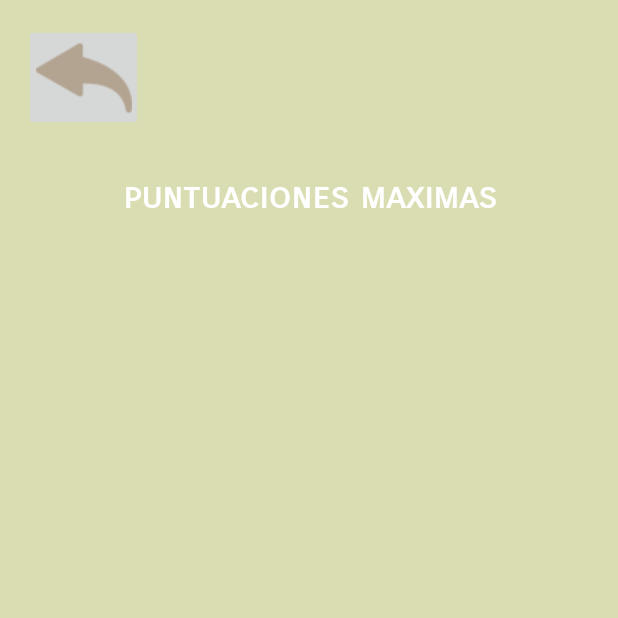
After one commit to kaesly26/juego_memorama, an Android app: the puntajes screen opened directly, with no data from a screen before it, on a phone screen of 412 x 824 dp, the top half of it. The commit adds this screen. Run offline under Robolectric (Android 15) with nearby library versions, the phone set to English and light mode, and no system bars.

Commit message:
agregue la vista de puntuaciones y una ventana emergente que aparece al momento de ganar la partida y que indicaria quien es el ganador y la puntuacion

```diff
--- a/app/src/main/AndroidManifest.xml
+++ b/app/src/main/AndroidManifest.xml
@@ -12,6 +12,10 @@
         android:supportsRtl="true"
         android:theme="@style/Theme.Buscar_parejas_juego"
         tools:targetApi="31">
+        <activity
+            android:name=".puntajes"
+            android:exported="true">
+        </activity>
         <activity
             android:name=".NivelDificil"
             android:exported="true">
--- /dev/null
+++ b/app/src/main/java/com/example/buscar_parejas_juego/puntajes.java
@@ -0,0 +1,32 @@
+package com.example.buscar_parejas_juego;
+
+import static com.example.buscar_parejas_juego.R.id.volverbtn;
+
+import android.annotation.SuppressLint;
+import android.content.Intent;
+import android.os.Bundle;
+import android.view.View;
+import android.widget.Button;
+import android.widget.ImageButton;
+
+import androidx.appcompat.app.AppCompatActivity;
+
+public class puntajes extends AppCompatActivity {
+    ImageButton volver;
+
+    @Override
+    protected void onCreate(Bundle savedInstanceState) {
+        super.onCreate(savedInstanceState);
+        setContentView(R.layout.vistapuntajesmax);
+
+        volver = (ImageButton) findViewById(R.id.volverbtn);
+
+        volver.setOnClickListener(new View.OnClickListener() {
+            @Override
+            public void onClick(View view) {
+                startActivity(new Intent(puntajes.this, MainActivity.class));
+            }
+        });
+
+    }
+}
--- /dev/null
+++ b/app/src/main/res/layout/vistapuntajesmax.xml
@@ -0,0 +1,64 @@
+<?xml version="1.0" encoding="utf-8"?>
+<LinearLayout xmlns:android="http://schemas.android.com/apk/res/android"
+    xmlns:app="http://schemas.android.com/apk/res-auto"
+    xmlns:tools="http://schemas.android.com/tools"
+    android:layout_width="match_parent"
+    android:layout_height="match_parent"
+    android:background="#DADDB1">
+
+    <androidx.constraintlayout.widget.ConstraintLayout
+        android:layout_width="match_parent"
+        android:layout_height="match_parent"
+        android:layout_weight="1">
+
+        <TextView
+            android:id="@+id/textView9"
+            android:layout_width="wrap_content"
+            android:layout_height="wrap_content"
+            android:layout_marginTop="116dp"
+            android:layout_weight="1"
+            android:fontFamily="sans-serif-smallcaps"
+            android:text="puntuaciones maximas"
+            android:textAlignment="center"
+            android:textColor="@color/white"
+            android:textSize="24sp"
+            android:textStyle="bold"
+            app:layout_constraintEnd_toEndOf="parent"
+            app:layout_constraintStart_toStartOf="parent"
+            app:layout_constraintTop_toTopOf="parent" />
+
+        <TableLayout
+            android:layout_width="104dp"
+            android:layout_height="95dp"
+            tools:layout_editor_absoluteX="193dp"
+            tools:layout_editor_absoluteY="483dp">
+
+            <TableRow
+                android:layout_width="match_parent"
+                android:layout_height="match_parent" />
+
+            <TableRow
+                android:layout_width="match_parent"
+                android:layout_height="match_parent" />
+
+            <TableRow
+                android:layout_width="match_parent"
+                android:layout_height="match_parent" />
+
+            <TableRow
+                android:layout_width="match_parent"
+                android:layout_height="match_parent" />
+        </TableLayout>
+
+        <ImageButton
+            android:id="@+id/volverbtn"
+            android:layout_width="79dp"
+            android:layout_height="71dp"
+            android:layout_marginStart="16dp"
+            android:layout_marginTop="16dp"
+            app:layout_constraintStart_toStartOf="parent"
+            app:layout_constraintTop_toTopOf="parent"
+            app:srcCompat="@drawable/flechaizquierda" />
+    </androidx.constraintlayout.widget.ConstraintLayout>
+
+</LinearLayout>
--- a/app/src/main/res/values/themes.xml
+++ b/app/src/main/res/values/themes.xml
@@ -5,9 +5,9 @@
 
         <!-- Customize your light theme here. -->
         <item name="colorPrimary">#00BCD5</item>
-        <item name="android:windowSplashScreenBackground" tools:ignore="NewApi">#C3DCD8</item>
+        <item name="android:windowSplashScreenBackground" tools:ignore="NewApi">#D6EAF8</item>
         <item name="android:windowSplashScreenAnimatedIcon" tools:ignore="NewApi">@drawable/vistainicio</item>
-        <item name="android:windowSplashScreenAnimationDuration" tools:ignore="NewApi">2000</item>
+        <item name="android:windowSplashScreenAnimationDuration" tools:ignore="NewApi">1000</item>
         <item name="android:statusBarColor" tools:ignore="NewApi">#26D0E6</item>
     </style>
 
```
Also changed, not shown: app/src/main/java/com/example/buscar_parejas_juego/MainActivity.java (+13 -1 lines), app/src/main/java/com/example/buscar_parejas_juego/NivelFacil.java (+21 -5 lines), app/src/main/res/layout/winner.xml (+61 -3 lines), app/src/main/res/drawable/flechaizquierda.png (added), app/src/main/res/drawable/ganador.png (added).
